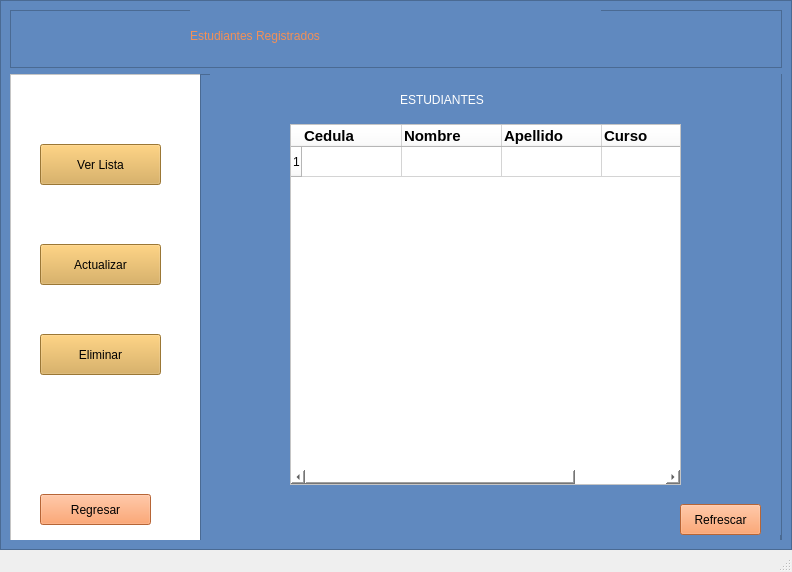
Qt form informeEstu.ui (Shanem007/AulaVirtual) before a commit.
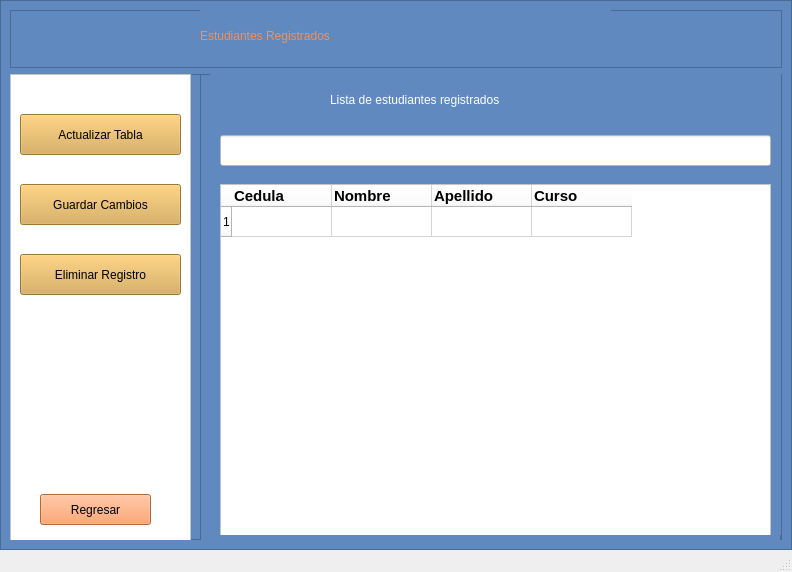
The same form after that commit.

Commit message: Sección de informe terminado

What changed in the file:
```diff
--- a/informeEstu.ui
+++ b/informeEstu.ui
@@ -53,7 +53,7 @@
          <widget class="QLabel" name="label">
           <property name="geometry">
            <rect>
-            <x>180</x>
+            <x>190</x>
             <y>0</y>
             <width>411</width>
             <height>51</height>
@@ -84,7 +84,7 @@
            <rect>
             <x>0</x>
             <y>0</y>
-            <width>191</width>
+            <width>181</width>
             <height>471</height>
            </rect>
           </property>
@@ -100,9 +100,9 @@
           <widget class="QPushButton" name="verLista">
            <property name="geometry">
             <rect>
-             <x>30</x>
-             <y>70</y>
-             <width>121</width>
+             <x>10</x>
+             <y>40</y>
+             <width>161</width>
              <height>41</height>
             </rect>
            </property>
@@ -112,15 +112,15 @@
 </string>
            </property>
            <property name="text">
-            <string>Ver Lista</string>
+            <string>Actualizar Tabla</string>
            </property>
           </widget>
           <widget class="QPushButton" name="botonActualizar">
            <property name="geometry">
             <rect>
-             <x>30</x>
-             <y>170</y>
-             <width>121</width>
+             <x>10</x>
+             <y>110</y>
+             <width>161</width>
              <height>41</height>
             </rect>
            </property>
@@ -130,15 +130,15 @@
 </string>
            </property>
            <property name="text">
-            <string>Actualizar</string>
+            <string>Guardar Cambios</string>
            </property>
           </widget>
           <widget class="QPushButton" name="botonEliminar">
            <property name="geometry">
             <rect>
-             <x>30</x>
-             <y>260</y>
-             <width>121</width>
+             <x>10</x>
+             <y>180</y>
+             <width>161</width>
              <height>41</height>
             </rect>
            </property>
@@ -148,7 +148,7 @@
 </string>
            </property>
            <property name="text">
-            <string>Eliminar</string>
+            <string>Eliminar Registro</string>
            </property>
           </widget>
           <widget class="QPushButton" name="botonRegresarcurso">
@@ -199,29 +199,12 @@
             <number>0</number>
            </property>
            <widget class="QWidget" name="ver">
-            <widget class="QPushButton" name="refrescar">
-             <property name="geometry">
-              <rect>
-               <x>470</x>
-               <y>430</y>
-               <width>81</width>
-               <height>31</height>
-              </rect>
-             </property>
-             <property name="styleSheet">
-              <string notr="true">background-color: rgb(255, 142, 76);
-font: 700 11pt &quot;Segoe UI&quot;;</string>
-             </property>
-             <property name="text">
-              <string>Refrescar</string>
-             </property>
-            </widget>
             <widget class="QTableWidget" name="tablaRegistroEstudiantes">
              <property name="geometry">
               <rect>
-               <x>80</x>
-               <y>50</y>
-               <width>391</width>
+               <x>10</x>
+               <y>110</y>
+               <width>551</width>
                <height>361</height>
               </rect>
              </property>
@@ -334,9 +317,9 @@
             <widget class="QLabel" name="label_2">
              <property name="geometry">
               <rect>
-               <x>190</x>
+               <x>120</x>
                <y>10</y>
-               <width>159</width>
+               <width>381</width>
                <height>32</height>
               </rect>
              </property>
@@ -345,12 +328,25 @@
 color: rgb(255, 255, 255);</string>
              </property>
              <property name="text">
-              <string>ESTUDIANTES</string>
+              <string>Lista de estudiantes registrados</string>
              </property>
              <property name="alignment">
               <set>Qt::AlignLeading|Qt::AlignLeft|Qt::AlignVCenter</set>
              </property>
             </widget>
+            <widget class="QLineEdit" name="busqueda">
+             <property name="geometry">
+              <rect>
+               <x>10</x>
+               <y>61</y>
+               <width>551</width>
+               <height>31</height>
+              </rect>
+             </property>
+             <property name="styleSheet">
+              <string notr="true">background-color: rgb(255, 255, 255);</string>
+             </property>
+            </widget>
            </widget>
            <widget class="QWidget" name="eliminar">
             <widget class="QLabel" name="label_8">
```
The commit also changes 3 other files.
